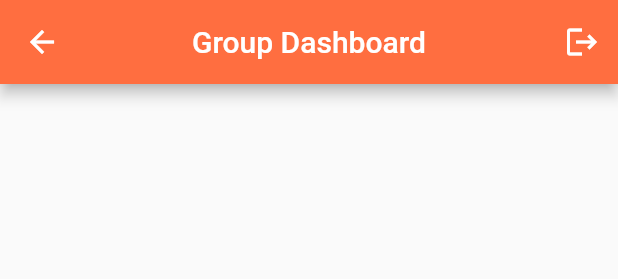
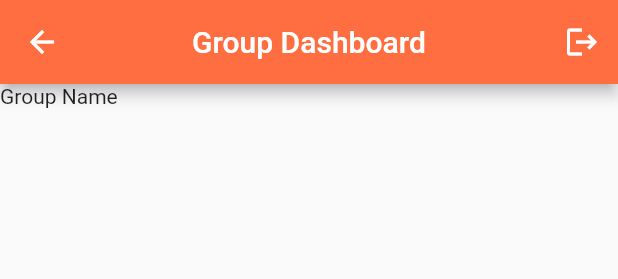
Before and after one commit to Chaitanya21-bit/splittr, a Flutter app: the NavigationDrawerWidget widget shown alone on an empty page, opened directly, after a tap on "Profile", on a phone screen of 412 x 824 dp. Shown: the top 279 px of the screen. Run offline on Flutter 3.47's test engine with Material 2 defaults, Android fonts, the phone set to English and light mode, and no system bars; our stand-ins replace firebase_auth, firebase_core, firebase_database, fluttertoast; accounts and stored records are empty; network calls fail.

Commit message:
Group Created.

```diff
--- /dev/null
+++ b/lib/dataclass/group.dart
@@ -0,0 +1,37 @@
+class Group {
+  late String groupName;
+  late String gid;
+  late String groupCode;
+  late double? group_limit;
+  late List<String> members;
+  late List<dynamic> member_colors = [];
+  late List<dynamic> transaction = [];
+
+  Group(
+      {
+        required this.groupName,
+        required this.gid,
+        required this.groupCode,
+        this.group_limit = -1,
+        required this.members,
+      }
+  );
+
+  static Group fromJson(Map<String, dynamic> json) {
+    return Group(
+      groupName: json['groupName'],
+      gid: json['gid'],
+      groupCode: json['groupCode'],
+      group_limit: json['group_limit'],
+      members : json['members'],
+    );
+  }
+
+  Map<String, dynamic> toJson() => {
+    'groupName': groupName,
+    'gid': gid,
+    'groupCode':groupCode,
+    'group_limit': group_limit,
+    'members' : members
+  };
+}
--- a/lib/dataclass/person.dart
+++ b/lib/dataclass/person.dart
@@ -5,6 +5,7 @@ class Person {
   late String email;
   late String phoneNo;
   late double? limit;
+  late List<String> userGroups;
 
   Person(
       {required this.name,
@@ -12,7 +13,10 @@ class Person {
       required this.alias,
       required this.email,
       required this.phoneNo,
-      this.limit = -1});
+      this.limit = -1,
+      required this.userGroups,
+      }
+      );
 
   static Person fromJson(Map<String, dynamic> json) {
     return Person(
@@ -21,7 +25,9 @@ class Person {
         alias: json['alias'],
         email: json['email'],
         phoneNo: json['phoneNo'],
-        limit: json['limit']);
+        limit: double.parse(json['limit'].toString()),
+        userGroups: List.of(json['userGroups'].cast<String>()),
+    );
   }
 
   Map<String, dynamic> toJson() => {
@@ -30,6 +36,7 @@ class Person {
         'alias': alias,
         'email': email,
         'phoneNo': phoneNo,
-        'limit': limit
+        'limit': limit,
+        'userGroups': userGroups
       };
 }
--- a/lib/main.dart
+++ b/lib/main.dart
@@ -108,7 +108,7 @@ class _MyHomePageState extends State<MyHomePage> {
             TextButton(
                 onPressed: () => {
                       Navigator.of(context).push(MaterialPageRoute(
-                          builder: (context) => const GroupDashboard()))
+                          builder: (context) => GroupDashboard()))
                     },
                 child: const Text("Group Dashboard")),
             ElevatedButton(
@@ -116,7 +116,6 @@ class _MyHomePageState extends State<MyHomePage> {
                 await joinGroup(context);
               },
               style: ButtonStyle(
-                // backgroundColor: MaterialStateProperty.all<Color>(Color(0xff42a5f5)),
                 backgroundColor:
                     MaterialStateProperty.all(const Color(0xff1870B5)),
                 overlayColor: MaterialStateProperty.all<Color>(Colors.pink),
--- a/lib/screens/auth_screens/signup_screen.dart
+++ b/lib/screens/auth_screens/signup_screen.dart
@@ -174,7 +174,10 @@ class SignUpScreen extends StatelessWidget {
           uid: credentials.user!.uid,
           alias: aliasController.text,
           email: emailController.text,
-          phoneNo: "896473");
+          phoneNo: "896473",
+          userGroups: ['null'],
+      );
+
       await database.ref('Users/${person.uid}').set(person.toJson());
       state.pushReplacement(
           MaterialPageRoute(builder: (context) => const MyHomePage()));
--- a/lib/screens/group_screens/group_dashboard.dart
+++ b/lib/screens/group_screens/group_dashboard.dart
@@ -1,14 +1,32 @@
+import 'package:firebase_auth/firebase_auth.dart';
 import 'package:flutter/material.dart';
 import 'package:splitter/auth/firebase_manager.dart';
 import 'package:splitter/screens/auth_screens/login_screen.dart';
-
+import 'package:splitter/dataclass/person.dart';
 import '../popup_screens/add_money_popup.dart';
 
 class GroupDashboard extends StatelessWidget {
-  const GroupDashboard({Key? key}) : super(key: key);
-
+  GroupDashboard({Key? key}) : super(key: key);
+  final FirebaseAuth _auth = FirebaseAuth.instance;
+  // late Person P;
   @override
   Widget build(BuildContext context) {
+
+
+    // String f(Person P){
+    //   return P.name;
+    // }
+    // if (_auth.currentUser == null) {
+    //   final Person P = (_auth.currentUser!) as Person;
+    //   final uid = P.name;
+    //   print(uid);
+    // }
+    // else{
+    //   final Person P = (_auth.currentUser!) as Person;
+    // }
+
+
+
     return Scaffold(
       appBar: AppBar(
         title: const Text('Group Dashboard'),
@@ -31,6 +49,7 @@ class GroupDashboard extends StatelessWidget {
         backgroundColor: Colors.deepOrange,
         child: const Icon(Icons.add),
       ),
+      body: Text("Group Name"),
     );
   }
 }
--- a/lib/widgets/navigation_drawer.dart
+++ b/lib/widgets/navigation_drawer.dart
@@ -64,7 +64,7 @@ class NavigationDrawerWidget extends StatelessWidget {
     switch(i){
       case 0:
         Navigator.of(context).push(MaterialPageRoute(
-            builder: (context) => const GroupDashboard()));
+            builder: (context) => GroupDashboard()));
         break;
       case 1:
         FirebaseManager.auth.signOut();
--- a/pubspec.yaml
+++ b/pubspec.yaml
@@ -40,6 +40,7 @@ dependencies:
   firebase_database: ^9.1.3
   firebase_auth: ^3.7.0
   fluttertoast: ^8.0.9
+  uuid: ^3.0.6
 
 dev_dependencies:
   flutter_test:
```
Also changed, not shown: lib/screens/popup_screens/new_group_popup.dart (+64 -11 lines), pubspec.lock.
